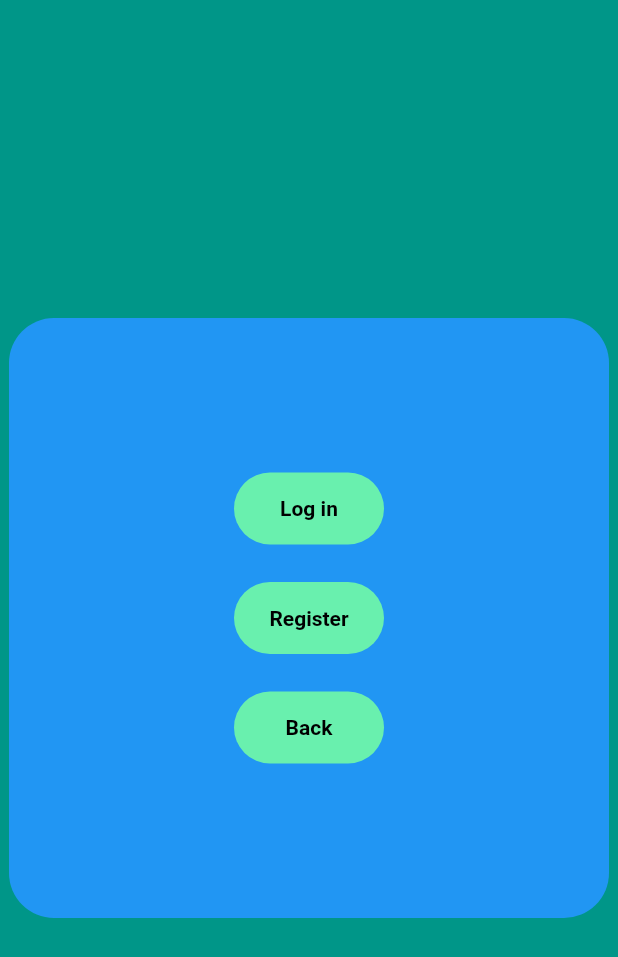
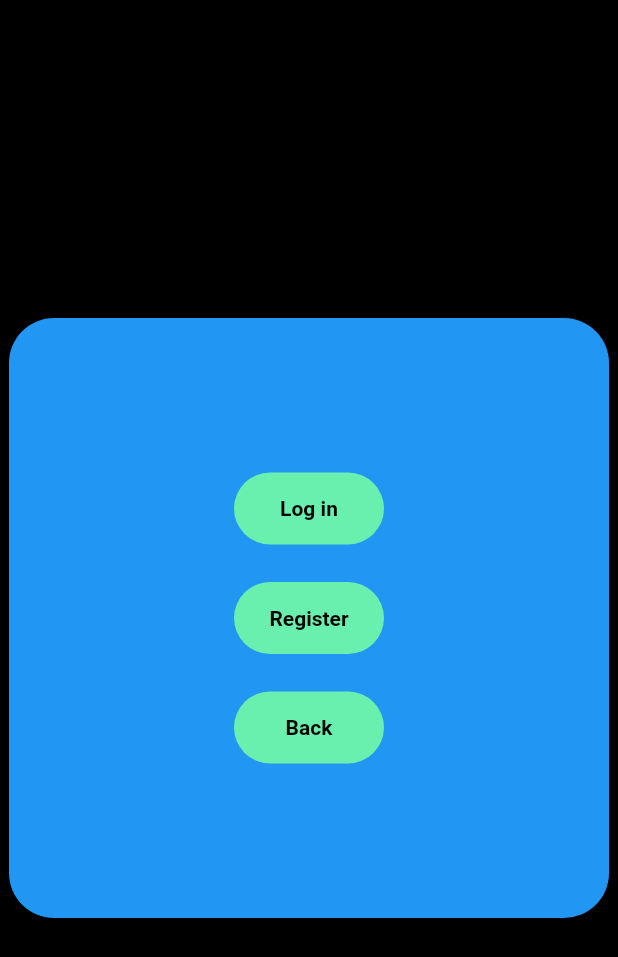
Before and after one commit to paulamalina/ip_movie_recomandation, a Flutter app: the ChooseScreen screen opened by its route, on a phone screen of 412 x 824 dp. Shown: the top 957 px of the screen. Run offline on Flutter 3.47's test engine with Material 2 defaults, Android fonts, the phone set to English and light mode, and no system bars; our stand-ins replace flutter_svg.

Commit message:
test commit in choose screen

```diff
--- a/lib/screens/ChooseScreen/choose.dart
+++ b/lib/screens/ChooseScreen/choose.dart
@@ -6,7 +6,7 @@ class ChooseScreen extends StatelessWidget {
   @override
   Widget build(BuildContext context) {
     return Scaffold(
-      backgroundColor: Colors.teal,
+      backgroundColor: Colors.black, //
       body: Center(
         child: Container(
           width: 400,
@@ -27,8 +27,10 @@ class ChooseScreen extends StatelessWidget {
                 child: TextButton(
                   onPressed: () {
                     Navigator.pushNamed(context, "/login");
-                  } ,
-                  child: Text('Log in', style: TextStyle(
+                  },
+                  child: Text(
+                    'Log in',
+                    style: TextStyle(
                       color: Colors.black,
                       fontWeight: FontWeight.bold,
                     ),
@@ -47,8 +49,10 @@ class ChooseScreen extends StatelessWidget {
                 child: TextButton(
                   onPressed: () {
                     Navigator.pushNamed(context, "/register");
-                  } ,
-                  child: Text('Register',style: TextStyle(
+                  },
+                  child: Text(
+                    'Register',
+                    style: TextStyle(
                       color: Colors.black,
                       fontWeight: FontWeight.bold,
                     ),
@@ -67,8 +71,10 @@ class ChooseScreen extends StatelessWidget {
                 child: TextButton(
                   onPressed: () {
                     Navigator.pop(context);
-                  } ,
-                  child: Text('Back',style: TextStyle(
+                  },
+                  child: Text(
+                    'Back',
+                    style: TextStyle(
                       color: Colors.black,
                       fontWeight: FontWeight.bold,
                     ),
```
Lines whose indentation alone changed are shown as unchanged.
